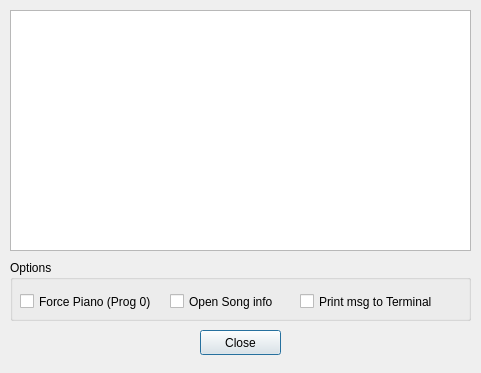
The window that src/informations.ui (obook/I-like-Chopin) describes before a commit, drawn with Qt 5.
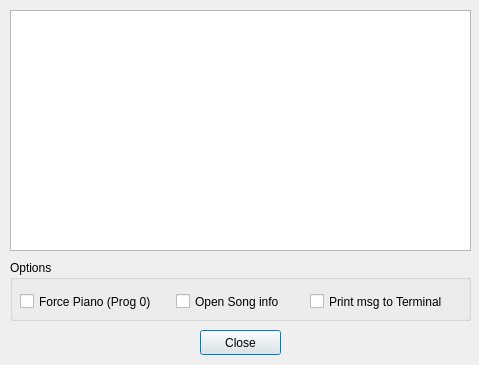
The same window after the commit.

Commit message: Work about song window.

Diff of the .ui file:
```diff
--- a/src/informations.ui
+++ b/src/informations.ui
@@ -6,8 +6,8 @@
    <rect>
     <x>0</x>
     <y>0</y>
-    <width>481</width>
-    <height>373</height>
+    <width>479</width>
+    <height>365</height>
    </rect>
   </property>
   <property name="windowTitle">
@@ -41,7 +41,7 @@
    <widget class="QCheckBox" name="checkBox_PrintTerminalMsg">
     <property name="geometry">
      <rect>
-      <x>290</x>
+      <x>300</x>
       <y>30</y>
       <width>141</width>
       <height>23</height>
@@ -67,9 +67,9 @@
    <widget class="QCheckBox" name="checkBox_ShowSongInfo">
     <property name="geometry">
      <rect>
-      <x>160</x>
+      <x>166</x>
       <y>30</y>
-      <width>141</width>
+      <width>121</width>
       <height>23</height>
      </rect>
     </property>
```
The commit also changes 5 other files.
